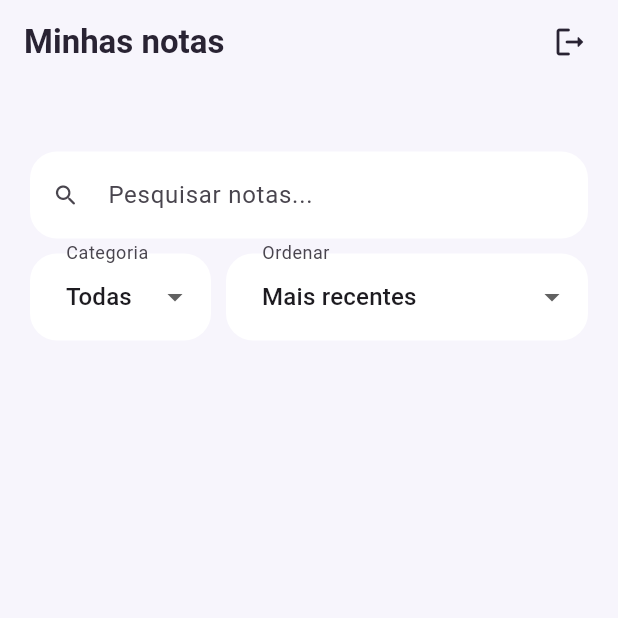
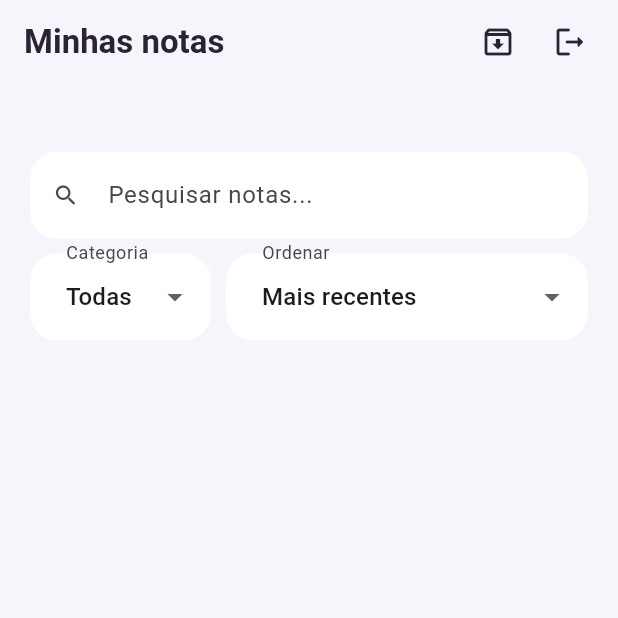
Before and after one commit to LopesBrendinha/bloco_de_nota_turma_A, a Flutter app: the NotesPage screen opened directly, on a phone screen of 412 x 824 dp, the top half of it. Run offline on Flutter 3.47's test engine with Material 3 defaults, Android fonts, the phone set to English and light mode, and no system bars; our stand-ins replace cloud_firestore, firebase_auth, firebase_core, sqflite; accounts and stored records are empty.

Commit message:
feat: adiciona interface para arquivar e desarquivar notas

```diff
--- a/lib/models/note.dart
+++ b/lib/models/note.dart
@@ -61,7 +61,12 @@ class Note {
     );
   }
 
-  Note copyWith({String? firestoreId, bool? needsSync}) {
+  Note copyWith({
+    String? firestoreId,
+    bool? needsSync,
+    bool? isArchived,
+    DateTime? updatedAt,
+  }) {
     return Note(
       id: id,
       uid: uid,
@@ -69,9 +74,9 @@ class Note {
       content: content,
       date: date,
       category: category,
-      isArchived: isArchived,
+      isArchived: isArchived ?? this.isArchived,
       createdAt: createdAt,
-      updatedAt: updatedAt,
+      updatedAt: updatedAt ?? this.updatedAt,
       firestoreId: firestoreId ?? this.firestoreId,
       needsSync: needsSync ?? this.needsSync,
     );
--- a/lib/pages/notes_page.dart
+++ b/lib/pages/notes_page.dart
@@ -32,6 +32,7 @@ class _NotesPageState extends State<NotesPage> {
   List<Note> notes = [];
   String selectedCategory = 'Todas';
   NoteSortOrder sortOrder = NoteSortOrder.newest;
+  bool viewingArchived = false;
 
   @override
   void initState() {
@@ -64,7 +65,9 @@ class _NotesPageState extends State<NotesPage> {
           note.content.toLowerCase().contains(query);
       final matchesCategory =
           selectedCategory == 'Todas' || note.category == selectedCategory;
-      return !note.isArchived && matchesText && matchesCategory;
+      return note.isArchived == viewingArchived &&
+          matchesText &&
+          matchesCategory;
     }).toList();
 
     DateTime created(Note note) =>
@@ -95,6 +98,16 @@ class _NotesPageState extends State<NotesPage> {
         const SnackBar(content: Text('Nota deletada com sucesso!')),
       );
     }
+  }
+
+  Future<void> toggleArchive(Note note) async {
+    final updatedNote = note.copyWith(
+      isArchived: !note.isArchived,
+      updatedAt: DateTime.now(),
+      needsSync: true,
+    );
+    await database.updateNote(updatedNote);
+    await loadNotes();
   }
 
   Future<void> logout() async {
@@ -132,9 +145,20 @@ class _NotesPageState extends State<NotesPage> {
 
     return Scaffold(
       appBar: AppBar(
-        title: const Text('Minhas notas',
-            style: TextStyle(fontWeight: FontWeight.bold)),
+        title: Text(
+          viewingArchived ? 'Notas arquivadas' : 'Minhas notas',
+          style: const TextStyle(fontWeight: FontWeight.bold),
+        ),
         actions: [
+          IconButton(
+            tooltip: viewingArchived ? 'Ver notas ativas' : 'Ver arquivadas',
+            onPressed: () => setState(() => viewingArchived = !viewingArchived),
+            icon: Icon(
+              viewingArchived
+                  ? Icons.sticky_note_2_outlined
+                  : Icons.archive_outlined,
+            ),
+          ),
           IconButton(
             tooltip: 'Sair',
             onPressed: logout,
@@ -143,7 +167,9 @@ class _NotesPageState extends State<NotesPage> {
           const SizedBox(width: 8),
         ],
       ),
-      floatingActionButton: FloatingActionButton.extended(
+      floatingActionButton: viewingArchived
+          ? null
+          : FloatingActionButton.extended(
         onPressed: openNewNote,
         backgroundColor: const Color(0xff6c4ab6),
         foregroundColor: Colors.white,
@@ -235,9 +261,13 @@ class _NotesPageState extends State<NotesPage> {
             Expanded(
               child: filteredNotes.isEmpty
                   ? Center(
-                      child: Text(notes.isEmpty
-                          ? 'Nenhuma nota ainda. Crie sua primeira nota.'
-                          : 'Nenhuma nota corresponde aos filtros.'),
+                      child: Text(
+                        viewingArchived
+                            ? 'Nenhuma nota arquivada.'
+                            : notes.isEmpty
+                                ? 'Nenhuma nota ainda. Crie sua primeira nota.'
+                                : 'Nenhuma nota corresponde aos filtros.',
+                      ),
                     )
                   : ListView.builder(
                       itemCount: filteredNotes.length,
@@ -247,6 +277,7 @@ class _NotesPageState extends State<NotesPage> {
                           note: note,
                           onTap: () => openEditNote(note),
                           onDelete: () => deleteNote(note.id!),
+                          onToggleArchive: () => toggleArchive(note),
                         );
                       },
                     ),
```
Also changed, not shown: lib/widgets/note_card.dart (+24 -7 lines).
